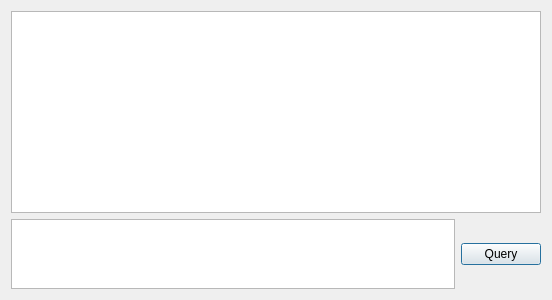
Above: databasequerydialog.ui from adamb924/Gloss before the change. Below: the same form after it.
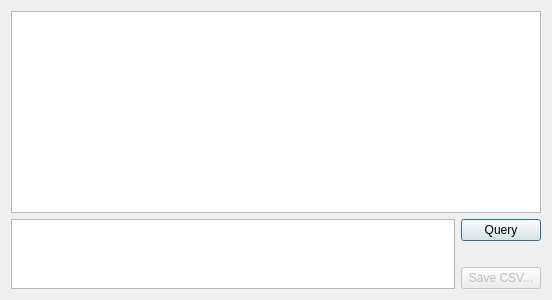
That is the form after the change.

The edit to the form file:
```diff
--- a/databasequerydialog.ui
+++ b/databasequerydialog.ui
@@ -13,7 +13,7 @@
   <property name="windowTitle">
    <string>Dialog</string>
   </property>
-  <layout class="QVBoxLayout" name="verticalLayout">
+  <layout class="QVBoxLayout" name="verticalLayout" stretch="5,1">
    <item>
     <widget class="QTableView" name="queryResult">
      <property name="sizePolicy">
@@ -37,11 +37,38 @@
       </widget>
      </item>
      <item>
+      <layout class="QVBoxLayout" name="verticalLayout_2" stretch="0,0,0">
+       <item>
       <widget class="QPushButton" name="doQuery">
        <property name="text">
         <string>Query</string>
        </property>
       </widget>
+       </item>
+       <item>
+        <spacer name="verticalSpacer">
+         <property name="orientation">
+          <enum>Qt::Vertical</enum>
+         </property>
+         <property name="sizeHint" stdset="0">
+          <size>
+           <width>20</width>
+           <height>40</height>
+          </size>
+         </property>
+        </spacer>
+       </item>
+       <item>
+        <widget class="QPushButton" name="saveCsv">
+         <property name="enabled">
+          <bool>false</bool>
+         </property>
+         <property name="text">
+          <string>Save CSV...</string>
+         </property>
+        </widget>
+       </item>
+      </layout>
      </item>
     </layout>
    </item>
```
Lines whose indentation alone changed are shown as unchanged.
